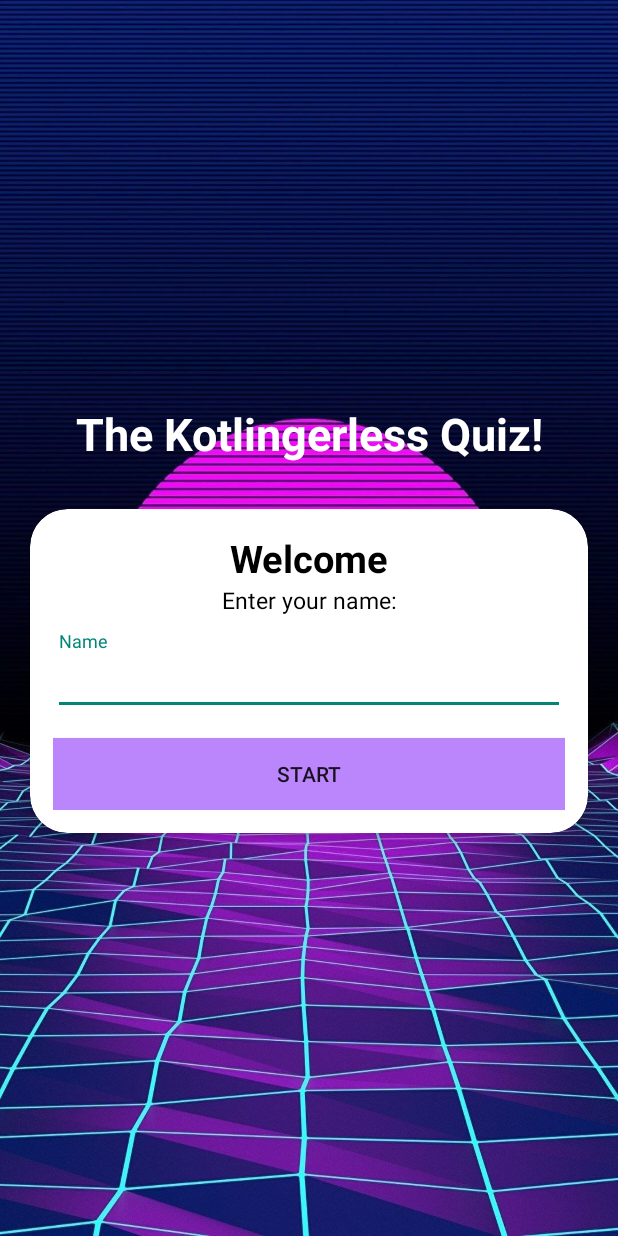
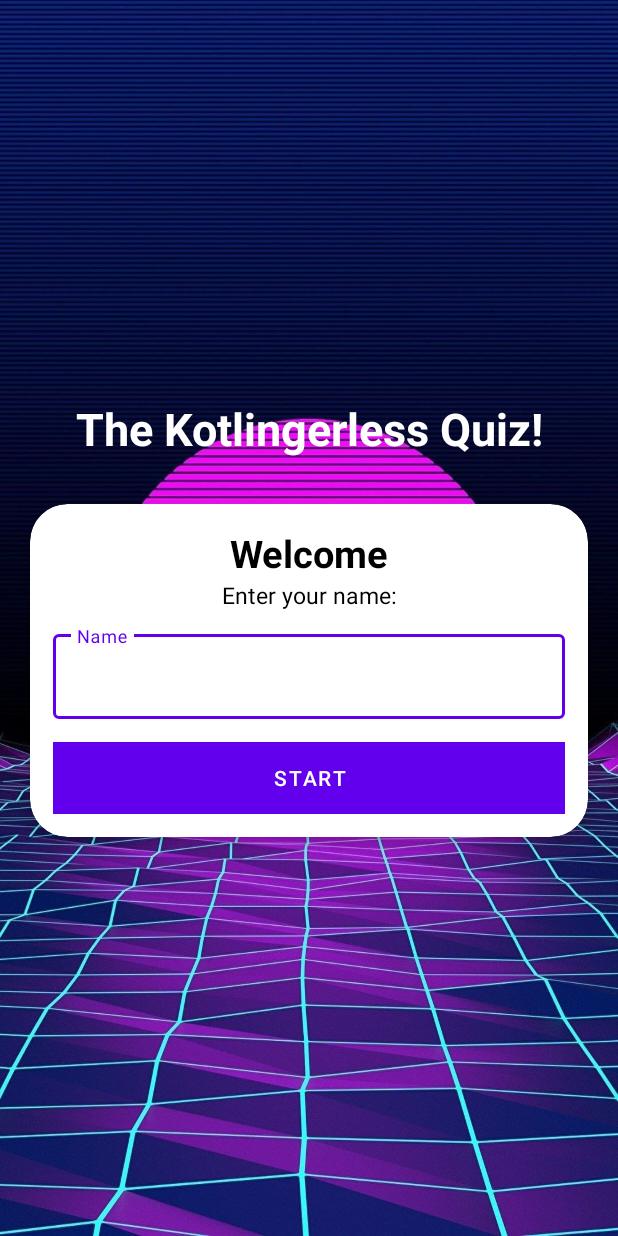
Before and after one commit to GaetanKarst/The-Kotlingerless-Quiz, an Android app: the screen it shows after launch (MainActivity), on a phone screen of 412 x 824 dp. Run offline under Robolectric (Android 15) with nearby library versions, the phone set to English and light mode, and no system bars.

Commit message:
xml styling, but app bar to resolve later

```diff
--- a/app/src/main/java/com/example/quiz_app/MainActivity.kt
+++ b/app/src/main/java/com/example/quiz_app/MainActivity.kt
@@ -9,17 +9,22 @@ import android.widget.Toast
 
 class MainActivity : AppCompatActivity() {
     override fun onCreate(savedInstanceState: Bundle?) {
-        super.onCreate(savedInstanceState)
+        super. onCreate(savedInstanceState)
         setContentView(R.layout.activity_main)
 
         // Hide status bar for immersive purpose (method deprecated on Android30)
         window.decorView.systemUiVisibility = View.SYSTEM_UI_FLAG_FULLSCREEN
 
+        startButtonListen();
+
+    }
+
+    private fun startButtonListen() {
         val startButton = findViewById<Button>(R.id.start_button)
         val etName = findViewById<androidx.appcompat.widget.AppCompatEditText>(R.id.et_name)
 
         startButton.setOnClickListener {
-            if (etName.text.toString().isEmpty()){
+            if (etName.text.toString().isEmpty()) {
                 println("Empty input field!")
                 Toast.makeText(this, "Enter your name to start!", Toast.LENGTH_SHORT).show()
             }
--- a/app/src/main/res/layout/activity_main.xml
+++ b/app/src/main/res/layout/activity_main.xml
@@ -7,7 +7,6 @@
     android:gravity="center"
     android:orientation="vertical"
     android:background="@drawable/neon_background"
-    android:theme="@style/NoActionBar"
     tools:context=".MainActivity">
 
     <TextView
@@ -53,8 +52,8 @@
             <com.google.android.material.textfield.TextInputLayout
                 android:layout_width="match_parent"
                 android:layout_height="wrap_content"
-                android:layout_marginTop="10dp">
-                style="@style/Widget.MaterialComponents.TextInputLayout.OutlinedBox"
+                android:layout_marginTop="10dp"
+                style="@style/Widget.MaterialComponents.TextInputLayout.OutlinedBox">
 
                 <androidx.appcompat.widget.AppCompatEditText
                     android:id="@+id/et_name"
--- a/app/src/main/res/values/themes.xml
+++ b/app/src/main/res/values/themes.xml
@@ -1,10 +1,10 @@
-<resources xmlns:tools="http://schemas.android.com/tools">
+<resources xmlns:android="http://schemas.android.com/apk/res/android" xmlns:tools="http://schemas.android.com/tools">
     <!-- Base application theme. -->
     <style name="Theme.Quiz_App" parent="Theme.MaterialComponents.DayNight.DarkActionBar">
         <!-- Primary brand color. -->
         <item name="colorPrimary">@color/purple_500</item>
         <item name="colorPrimaryVariant">@color/purple_700</item>
-        <item name="colorOnPrimary">@color/white</item>
+        <item name="colorOnPrimary">@color/purple_500</item>
         <!-- Secondary brand color. -->
         <item name="colorSecondary">@color/teal_200</item>
         <item name="colorSecondaryVariant">@color/teal_700</item>
@@ -13,7 +13,7 @@
         <item name="android:statusBarColor" tools:targetApi="l">?attr/colorPrimaryVariant</item>
         <!-- Customize your theme here. -->
     </style>
-    <style name="NoActionBar" parent="Theme.AppCompat.Light.NoActionBar">
+    <style name="Theme.NoActionBar" parent="Theme.MaterialComponents.DayNight.NoActionBar">
         <item name="colorPrimary">@color/purple_500</item>
         <item name="colorPrimaryVariant">@color/purple_700</item>
         <item name="colorOnPrimary">@color/white</item>
```
Also changed, not shown: app/src/main/AndroidManifest.xml (+13 -2 lines).
